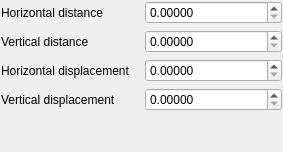
Above: src/ui/symbollayer/widget_pointpatternfill.ui from qgis/QGIS before the change. Below: the same form after it.
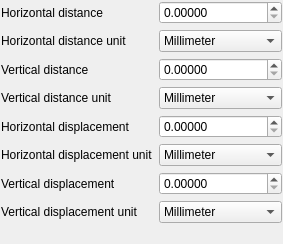
That is the form after the change.

Commit message: Output units for line pattern fill symbollayer

Patch:
```diff
--- a/src/ui/symbollayer/widget_pointpatternfill.ui
+++ b/src/ui/symbollayer/widget_pointpatternfill.ui
@@ -7,7 +7,7 @@
     <x>0</x>
     <y>0</y>
     <width>283</width>
-    <height>152</height>
+    <height>244</height>
    </rect>
   </property>
   <property name="windowTitle">
@@ -17,21 +17,7 @@
    <property name="margin">
     <number>1</number>
    </property>
-   <item row="0" column="0">
-    <widget class="QLabel" name="mHorizontalDistanceLabel">
-     <property name="text">
-      <string>Horizontal distance</string>
-     </property>
-    </widget>
-   </item>
-   <item row="1" column="0">
-    <widget class="QLabel" name="mVerticalDistanceLabel">
-     <property name="text">
-      <string>Vertical distance</string>
-     </property>
-    </widget>
-   </item>
-   <item row="1" column="1">
+   <item row="2" column="1">
     <widget class="QDoubleSpinBox" name="mVerticalDistanceSpinBox">
      <property name="decimals">
       <number>5</number>
@@ -42,50 +28,13 @@
     </widget>
    </item>
    <item row="2" column="0">
-    <widget class="QLabel" name="mHorizontalDisplacementLabel">
+    <widget class="QLabel" name="mVerticalDistanceLabel">
      <property name="text">
-      <string>Horizontal displacement</string>
+      <string>Vertical distance</string>
      </property>
     </widget>
    </item>
-   <item row="3" column="1">
-    <widget class="QDoubleSpinBox" name="mVerticalDisplacementSpinBox">
-     <property name="decimals">
-      <number>5</number>
-     </property>
-     <property name="maximum">
-      <double>999999999.990000009536743</double>
-     </property>
-    </widget>
-   </item>
-   <item row="3" column="0">
-    <widget class="QLabel" name="mVerticalDisplacementLabel">
-     <property name="text">
-      <string>Vertical displacement</string>
-     </property>
-    </widget>
-   </item>
-   <item row="2" column="1">
-    <widget class="QDoubleSpinBox" name="mHorizontalDisplacementSpinBox">
-     <property name="decimals">
-      <number>5</number>
-     </property>
-     <property name="maximum">
-      <double>9999999.990000000223517</double>
-     </property>
-    </widget>
-   </item>
-   <item row="0" column="1">
-    <widget class="QDoubleSpinBox" name="mHorizontalDistanceSpinBox">
-     <property name="decimals">
-      <number>5</number>
-     </property>
-     <property name="maximum">
-      <double>99999999.989999994635582</double>
-     </property>
-    </widget>
-   </item>
-   <item row="4" column="0">
+   <item row="8" column="0">
     <spacer name="verticalSpacer">
      <property name="orientation">
       <enum>Qt::Vertical</enum>
@@ -98,6 +47,141 @@
      </property>
     </spacer>
    </item>
+   <item row="6" column="1">
+    <widget class="QDoubleSpinBox" name="mVerticalDisplacementSpinBox">
+     <property name="decimals">
+      <number>5</number>
+     </property>
+     <property name="maximum">
+      <double>999999999.990000009536743</double>
+     </property>
+    </widget>
+   </item>
+   <item row="3" column="1">
+    <widget class="QComboBox" name="mVerticalDistanceUnitComboBox">
+     <item>
+      <property name="text">
+       <string>Millimeter</string>
+      </property>
+     </item>
+     <item>
+      <property name="text">
+       <string>Map unit</string>
+      </property>
+     </item>
+    </widget>
+   </item>
+   <item row="1" column="1">
+    <widget class="QComboBox" name="mHorizontalDistanceUnitComboBox">
+     <item>
+      <property name="text">
+       <string>Millimeter</string>
+      </property>
+     </item>
+     <item>
+      <property name="text">
+       <string>Map unit</string>
+      </property>
+     </item>
+    </widget>
+   </item>
+   <item row="6" column="0">
+    <widget class="QLabel" name="mVerticalDisplacementLabel">
+     <property name="text">
+      <string>Vertical displacement</string>
+     </property>
+    </widget>
+   </item>
+   <item row="4" column="0">
+    <widget class="QLabel" name="mHorizontalDisplacementLabel">
+     <property name="text">
+      <string>Horizontal displacement</string>
+     </property>
+    </widget>
+   </item>
+   <item row="0" column="0">
+    <widget class="QLabel" name="mHorizontalDistanceLabel">
+     <property name="text">
+      <string>Horizontal distance</string>
+     </property>
+    </widget>
+   </item>
+   <item row="0" column="1">
+    <widget class="QDoubleSpinBox" name="mHorizontalDistanceSpinBox">
+     <property name="decimals">
+      <number>5</number>
+     </property>
+     <property name="maximum">
+      <double>99999999.989999994635582</double>
+     </property>
+    </widget>
+   </item>
+   <item row="4" column="1">
+    <widget class="QDoubleSpinBox" name="mHorizontalDisplacementSpinBox">
+     <property name="decimals">
+      <number>5</number>
+     </property>
+     <property name="maximum">
+      <double>9999999.990000000223517</double>
+     </property>
+    </widget>
+   </item>
+   <item row="5" column="1">
+    <widget class="QComboBox" name="mHorizontalDisplacementUnitComboBox">
+     <item>
+      <property name="text">
+       <string>Millimeter</string>
+      </property>
+     </item>
+     <item>
+      <property name="text">
+       <string>Map unit</string>
+      </property>
+     </item>
+    </widget>
+   </item>
+   <item row="7" column="1">
+    <widget class="QComboBox" name="mVerticalDisplacementUnitComboBox">
+     <item>
+      <property name="text">
+       <string>Millimeter</string>
+      </property>
+     </item>
+     <item>
+      <property name="text">
+       <string>Map unit</string>
+      </property>
+     </item>
+    </widget>
+   </item>
+   <item row="1" column="0">
+    <widget class="QLabel" name="mHorizontalDistanceUnitLabel">
+     <property name="text">
+      <string>Horizontal distance unit</string>
+     </property>
+    </widget>
+   </item>
+   <item row="3" column="0">
+    <widget class="QLabel" name="mVerticalDistanceUnitLabel">
+     <property name="text">
+      <string>Vertical distance unit</string>
+     </property>
+    </widget>
+   </item>
+   <item row="5" column="0">
+    <widget class="QLabel" name="mHorizontalDisplacementUnitLabel">
+     <property name="text">
+      <string>Horizontal displacement unit</string>
+     </property>
+    </widget>
+   </item>
+   <item row="7" column="0">
+    <widget class="QLabel" name="mVerticalDisplacementUnitLabel">
+     <property name="text">
+      <string>Vertical displacement unit</string>
+     </property>
+    </widget>
+   </item>
   </layout>
  </widget>
  <resources/>
```
The commit also changes 5 other files.
